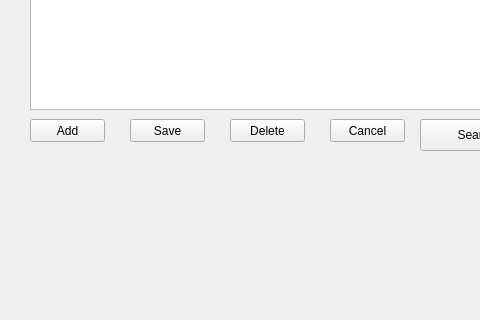
Qt form gui.ui (annakrih/T113VLN1-3) before a commit; both pictures show x 0 to 480 and y 81 to 401 of the 800 by 600 pixel window.
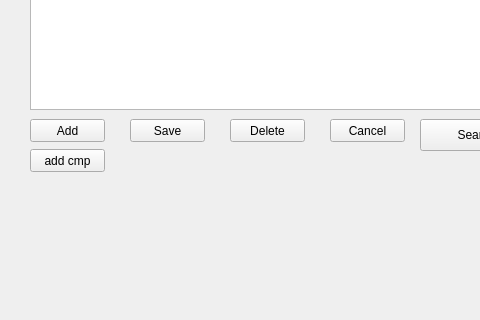
The same form after that commit.

The edit to the form file:
```diff
--- a/gui.ui
+++ b/gui.ui
@@ -121,6 +121,19 @@
      <string>Search</string>
     </property>
    </widget>
+   <widget class="QPushButton" name="pushButton">
+    <property name="geometry">
+     <rect>
+      <x>30</x>
+      <y>230</y>
+      <width>75</width>
+      <height>23</height>
+     </rect>
+    </property>
+    <property name="text">
+     <string>add cmp</string>
+    </property>
+   </widget>
   </widget>
   <widget class="QMenuBar" name="menubar">
    <property name="geometry">
```
Left out of the diff: 2 changed lines with no effect on the pictures.
